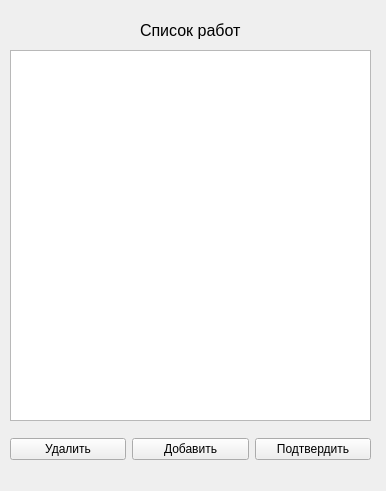
First picture: the form in ElectronicJournal/tablelistworks.ui, repository MariyaMari/myJournal, before the edit.
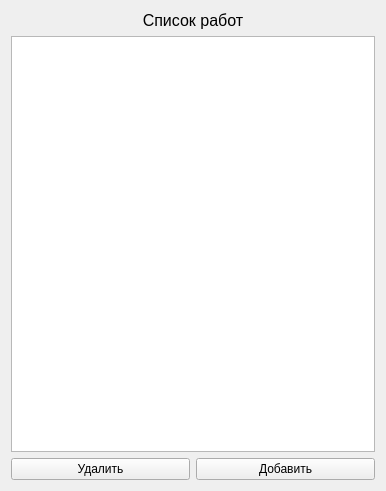
Second picture: the form after the edit.

```diff
--- a/ElectronicJournal/tablelistworks.ui
+++ b/ElectronicJournal/tablelistworks.ui
@@ -13,48 +13,9 @@
   <property name="windowTitle">
    <string>Form</string>
   </property>
-  <widget class="QWidget" name="gridLayoutWidget">
-   <property name="geometry">
-    <rect>
-     <x>10</x>
-     <y>429</y>
-     <width>361</width>
-     <height>41</height>
-    </rect>
-   </property>
-   <layout class="QGridLayout" name="gridLayout">
+  <layout class="QGridLayout" name="gridLayout_2">
     <item row="0" column="0">
-     <widget class="QPushButton" name="pushButton">
-      <property name="text">
-       <string>Удалить</string>
-      </property>
-     </widget>
-    </item>
-    <item row="0" column="1">
-     <widget class="QPushButton" name="pushButton_2">
-      <property name="text">
-       <string>Добавить</string>
-      </property>
-     </widget>
-    </item>
-    <item row="0" column="2">
-     <widget class="QPushButton" name="pushButton_3">
-      <property name="text">
-       <string>Подтвердить</string>
-      </property>
-     </widget>
-    </item>
-   </layout>
-  </widget>
   <widget class="QLabel" name="label">
-   <property name="geometry">
-    <rect>
-     <x>140</x>
-     <y>20</y>
-     <width>121</width>
-     <height>21</height>
-    </rect>
-   </property>
    <property name="font">
     <font>
      <pointsize>12</pointsize>
@@ -63,22 +24,37 @@
    <property name="text">
     <string>Список работ</string>
    </property>
-  </widget>
-  <widget class="QWidget" name="verticalLayoutWidget">
-   <property name="geometry">
-    <rect>
-     <x>10</x>
-     <y>50</y>
-     <width>361</width>
-     <height>371</height>
-    </rect>
-   </property>
+     <property name="alignment">
+      <set>Qt::AlignCenter</set>
+     </property>
+    </widget>
+   </item>
+   <item row="1" column="0">
    <layout class="QVBoxLayout" name="verticalLayout">
     <item>
      <widget class="QTableView" name="tableView"/>
     </item>
    </layout>
-  </widget>
+   </item>
+   <item row="2" column="0">
+    <layout class="QGridLayout" name="gridLayout">
+     <item row="0" column="1">
+      <widget class="QPushButton" name="pushButton_2">
+       <property name="text">
+        <string>Добавить</string>
+       </property>
+      </widget>
+     </item>
+     <item row="0" column="0">
+      <widget class="QPushButton" name="pushButton">
+       <property name="text">
+        <string>Удалить</string>
+       </property>
+      </widget>
+     </item>
+    </layout>
+   </item>
+  </layout>
  </widget>
  <resources/>
  <connections/>
```
Lines whose indentation alone changed are shown as unchanged.
